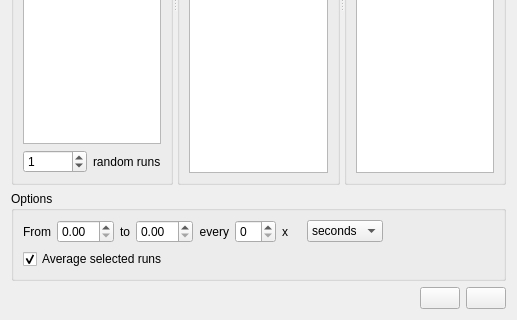
This is infobiotics/dashboard/plugins/simulator_results/simulation_results_dialog.ui in jvb/infobiotics-dashboard as Qt 5 draws it before an edit; both pictures show x 0 to 517 and y 222 to 542 of the 517 by 542 pixel window. The edited form follows.
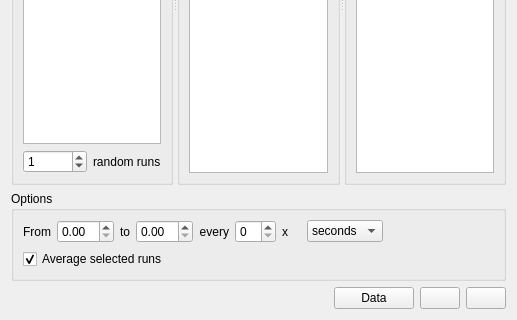
This is the edited form. Icons and pictures are not drawn. Custom widgets are drawn as their Qt base class.

Commit message: Working on save_data for SimulatorResultsDialog led me to working on k_common_subsequence.

What changed in the file:
```diff
--- a/infobiotics/dashboard/plugins/simulator_results/simulation_results_dialog.ui
+++ b/infobiotics/dashboard/plugins/simulator_results/simulation_results_dialog.ui
@@ -338,6 +338,22 @@
        </property>
       </spacer>
      </item>
+     <item>
+      <widget class="QPushButton" name="save_data_button">
+       <property name="toolTip">
+        <string>Individual</string>
+       </property>
+       <property name="text">
+        <string>Data</string>
+       </property>
+       <property name="iconSize">
+        <size>
+         <width>64</width>
+         <height>64</height>
+        </size>
+       </property>
+      </widget>
+     </item>
      <item>
       <widget class="QPushButton" name="plotButton">
        <property name="toolTip">
```
Left out of the diff: 8 changed lines with no effect on the pictures. The commit also changes 6 other files.
